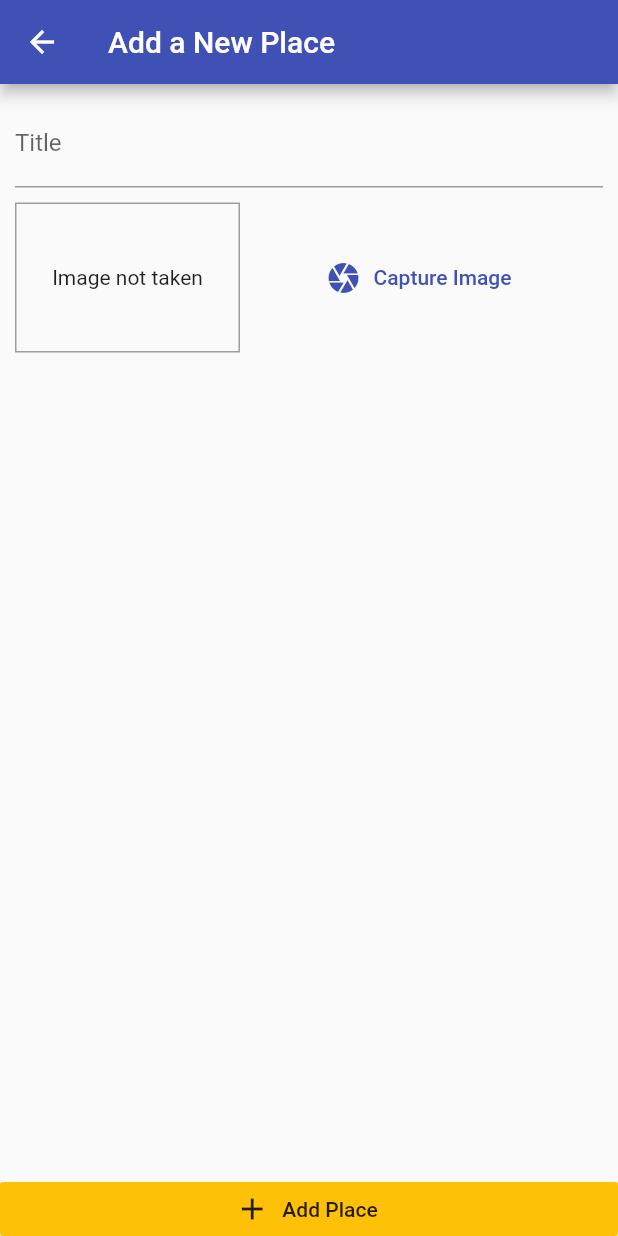
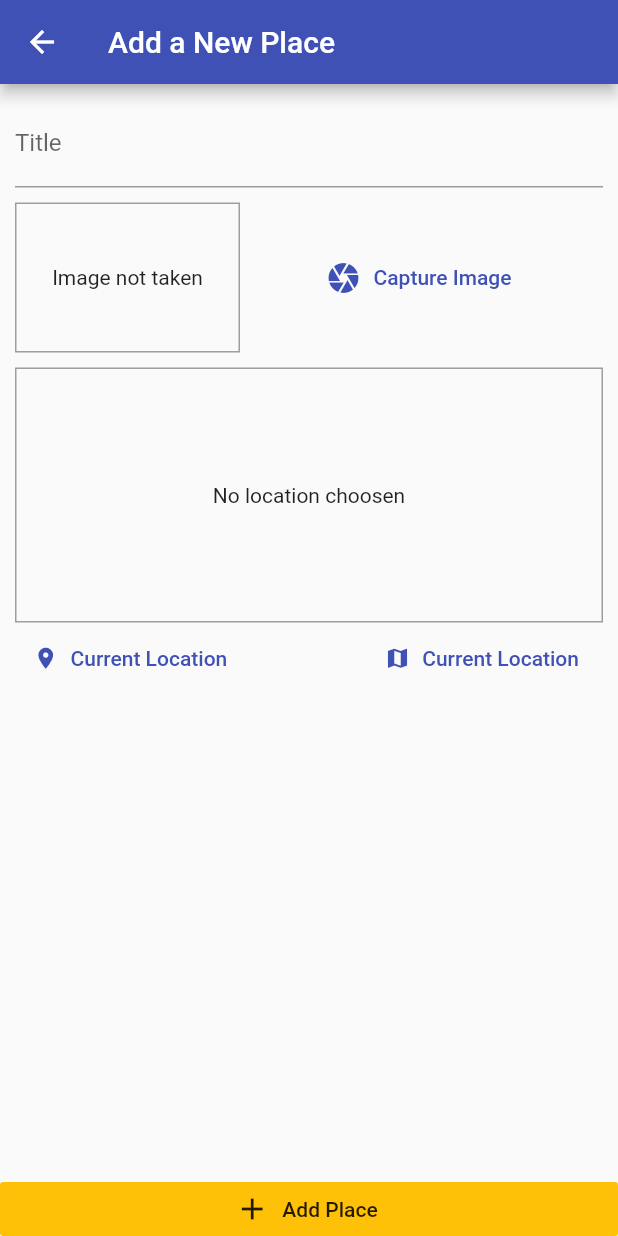
Before and after one commit to manavparikh01/NativeDeviceApp, a Flutter app: the AddPlaceScreen screen opened by its route, on a phone screen of 412 x 824 dp. Run offline on Flutter 3.47's test engine with Material 2 defaults, Android fonts, the phone set to English and light mode, and no system bars; our stand-ins replace image_picker, location, sqflite; accounts and stored records are empty.

Commit message:
trying google maps api

```diff
--- /dev/null
+++ b/lib/helpers/location_helper.dart
@@ -0,0 +1,10 @@
+//const GOOGLE_API_KEY = 'AIzaSyAN0PmxoPnOc1BS6hyaMUBFGTvbvGhPWyE';
+const GOOGLE_API_KEY = 'AIzaSyAvXW39TeEO1YFlic4QkG9ibxW7oy5b6J8';
+
+class LocationHelper {
+  static String generateLocationPreviewImage(
+      {double latitude, double longitude}) {
+    return 'https://maps.googleapis.com/maps/api/staticmap?center=&$latitude,$longitude&zoom=13&size=600x300&maptype=roadmap&markers=color:red%7Clabel:C%7C$latitude,$longitude&key=$GOOGLE_API_KEY';
+//&markers=color:blue%7Clabel:S%7C40.702147,-74.015794&markers=color:green%7Clabel:G%7C40.711614,-74.012318
+  }
+}
--- a/lib/screens/add_place_screen.dart
+++ b/lib/screens/add_place_screen.dart
@@ -1,6 +1,7 @@
 import 'dart:io';
 
 import 'package:flutter/material.dart';
+import '../widgets/location_input.dart';
 
 import '../widgets/image_screen.dart';
 import 'package:provider/provider.dart';
@@ -55,6 +56,10 @@ class _AddPlaceScreenState extends State<AddPlaceScreen> {
                       height: 10,
                     ),
                     ImageScreen(_selectImage),
+                    SizedBox(
+                      height: 10,
+                    ),
+                    LocationInput(),
                   ],
                 ),
               ),
--- /dev/null
+++ b/lib/widgets/location_input.dart
@@ -0,0 +1,78 @@
+import 'package:flutter/material.dart';
+import 'package:location/location.dart';
+import 'package:native_device/helpers/location_helper.dart';
+
+class LocationInput extends StatefulWidget {
+  @override
+  _LocationInputState createState() => _LocationInputState();
+}
+
+class _LocationInputState extends State<LocationInput> {
+  String _imagePreview;
+
+  Future<void> _getCurrentLocation() async {
+    final locData = await Location().getLocation();
+    final staticMap = LocationHelper.generateLocationPreviewImage(
+      latitude: locData.latitude,
+      longitude: locData.longitude,
+    );
+    setState(() {
+      _imagePreview = staticMap;
+    });
+  }
+
+  @override
+  Widget build(BuildContext context) {
+    return Column(
+      children: <Widget>[
+        Container(
+          height: 170,
+          width: double.infinity,
+          alignment: Alignment.center,
+          decoration: BoxDecoration(
+            border: Border.all(
+              width: 1,
+              color: Colors.grey,
+            ),
+          ),
+          child: _imagePreview == null
+              ? Text(
+                  'No location choosen',
+                  textAlign: TextAlign.center,
+                )
+              : Image.network(
+                  _imagePreview,
+                  fit: BoxFit.cover,
+                  width: double.infinity,
+                ),
+        ),
+        Container(
+          width: double.infinity,
+          child: Row(
+            mainAxisAlignment: MainAxisAlignment.spaceBetween,
+            children: <Widget>[
+              FlatButton.icon(
+                icon: Icon(
+                  Icons.location_on,
+                  size: 17,
+                ),
+                label: Text('Current Location'),
+                textColor: Theme.of(context).primaryColor,
+                onPressed: _getCurrentLocation,
+              ),
+              FlatButton.icon(
+                icon: Icon(
+                  Icons.map,
+                  size: 17,
+                ),
+                label: Text('Current Location'),
+                textColor: Theme.of(context).primaryColor,
+                onPressed: () {},
+              ),
+            ],
+          ),
+        )
+      ],
+    );
+  }
+}
--- a/pubspec.yaml
+++ b/pubspec.yaml
@@ -29,6 +29,7 @@ dependencies:
   path_provider: ^2.0.1
   path: ^1.8.0
   sqflite: ^2.0.0+3
+  location: ^4.1.1
 
 
   # The following adds the Cupertino Icons font to your application.
```
Also changed, not shown: pubspec.lock.
